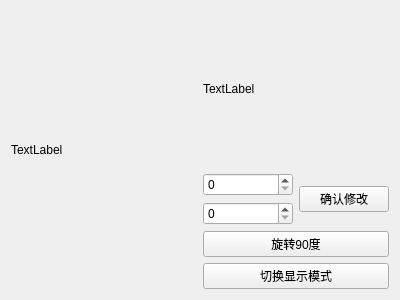
The window that ai/component/ui/display.ui (rinko224/InfraView) describes before a commit, drawn with Qt 5.
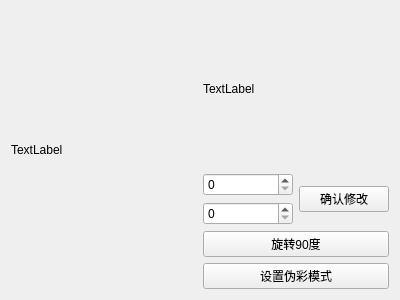
The same window after the commit.

```diff
--- a/ai/component/ui/display.ui
+++ b/ai/component/ui/display.ui
@@ -61,7 +61,7 @@
      <item>
       <widget class="QPushButton" name="switch_2">
        <property name="text">
-        <string>切换显示模式</string>
+        <string>设置伪彩模式</string>
        </property>
       </widget>
      </item>
```
Left out of the diff: 2 changed lines with no effect on the pictures.
